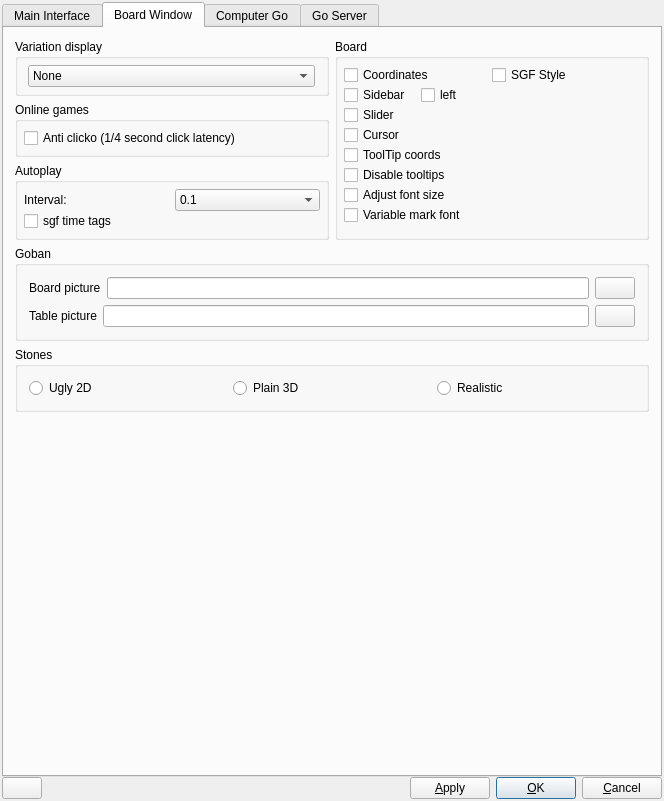
bernds/q5Go, file src/preferences_gui.ui: the form before one commit.
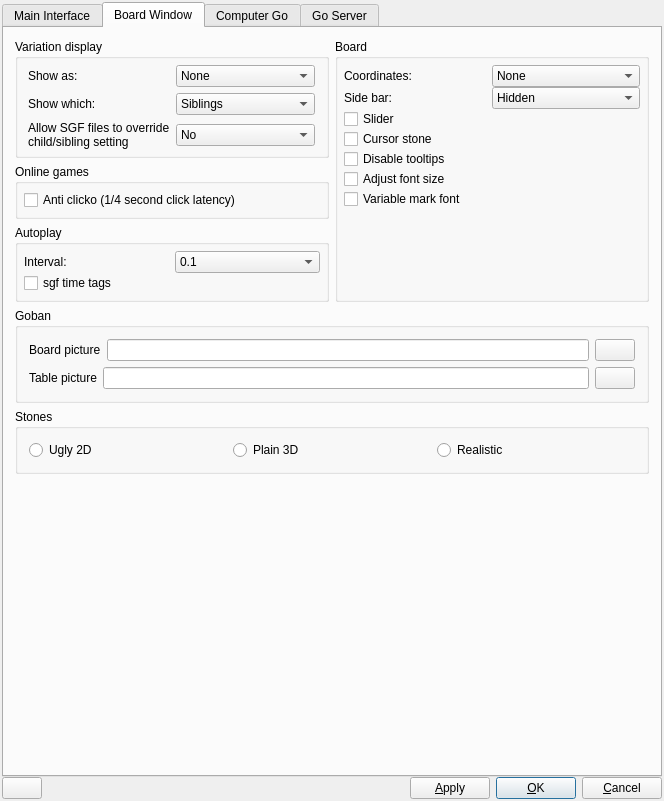
The form after the commit. The open tabs and pages were chosen to show the change. Icons and pictures are not drawn.

Commit message:
Sort out board settings, mostly regarding variation display
Instead of the "small stones" option which didn't work, we now allow
letters as variation markers.  Together with the option to mark children or
siblings, that means we can really get rid of the mark brothers/mark sons
menu items.

Make the preferences dialog a little less confusing by using combo boxes in
more places instead of a series of checkboxes.

Allow the user to specify how to handle the SGF ST (style) property which
controls variation display.

Diff of the .ui file:
```diff
--- a/src/preferences_gui.ui
+++ b/src/preferences_gui.ui
@@ -976,36 +976,6 @@
           <property name="spacing">
            <number>0</number>
           </property>
-          <item row="0" column="0">
-           <widget class="QCheckBox" name="coordsCheckBox">
-            <property name="toolTip">
-             <string>Show board coordinates</string>
-            </property>
-            <property name="whatsThis">
-             <string>Show board coordinates
-
-Toggles if the board coordinates are shown.</string>
-            </property>
-            <property name="text">
-             <string>Coordinates</string>
-            </property>
-           </widget>
-          </item>
-          <item row="0" column="1">
-           <widget class="QCheckBox" name="sgfCoordsCheckBox">
-            <property name="toolTip">
-             <string>Show SGF board coordinates</string>
-            </property>
-            <property name="whatsThis">
-             <string>Show SGF board coordinates
-										
-Toggles if SGF style board coordinates are shown.</string>
-            </property>
-            <property name="text">
-             <string>SGF Style</string>
-            </property>
-           </widget>
-          </item>
           <item row="2" column="0">
            <widget class="QCheckBox" name="sliderCheckBox">
             <property name="toolTip">
@@ -1032,26 +1002,11 @@
 Have a ghost stone showing the current position of the mouse pointer on the board?</string>
             </property>
             <property name="text">
-             <string>Cursor</string>
+             <string>Cursor stone</string>
             </property>
            </widget>
           </item>
-          <item row="4" column="0">
-           <widget class="QCheckBox" name="toolTipCoordsCheckBox">
-            <property name="toolTip">
-             <string>Show coordinates as ToolTip</string>
-            </property>
-            <property name="whatsThis">
-             <string>Show coordinates as ToolTip
-
-When the mouse hovers over a point on the board, show a tooltip with the current coordinate.</string>
-            </property>
-            <property name="text">
-             <string>ToolTip coords</string>
-            </property>
-           </widget>
-          </item>
-          <item row="7" column="0">
+          <item row="6" column="0">
            <widget class="QCheckBox" name="variableFontCheckBox">
             <property name="toolTip">
              <string>Variable font size for marks</string>
@@ -1066,7 +1021,7 @@
             </property>
            </widget>
           </item>
-          <item row="5" column="0">
+          <item row="4" column="0">
            <widget class="QCheckBox" name="tooltipsCheckBox">
             <property name="toolTip">
              <string>Disable Tool Tips</string>
@@ -1081,7 +1036,7 @@
             </property>
            </widget>
           </item>
-          <item row="6" column="0">
+          <item row="5" column="0">
            <widget class="QCheckBox" name="adjustFontSizeCheckBox">
             <property name="toolTip">
              <string>Adjust font size for text and number labels</string>
@@ -1097,54 +1052,70 @@
             </property>
            </widget>
           </item>
+          <item row="0" column="1">
+           <widget class="QComboBox" name="coordsComboBox">
+            <item>
+             <property name="text">
+              <string>None</string>
+             </property>
+            </item>
+            <item>
+             <property name="text">
+              <string>Standard</string>
+             </property>
+            </item>
+            <item>
+             <property name="text">
+              <string>SGF style</string>
+             </property>
+            </item>
+           </widget>
+          </item>
           <item row="1" column="0">
-           <layout class="QHBoxLayout">
-            <property name="spacing">
-             <number>6</number>
+           <widget class="QLabel" name="label_4">
+            <property name="text">
+             <string>Side bar:</string>
             </property>
-            <property name="leftMargin">
-             <number>0</number>
-            </property>
-            <property name="topMargin">
-             <number>0</number>
-            </property>
-            <property name="rightMargin">
-             <number>0</number>
-            </property>
-            <property name="bottomMargin">
-             <number>0</number>
-            </property>
+           </widget>
+          </item>
+          <item row="1" column="1">
+           <widget class="QComboBox" name="sidebarComboBox">
             <item>
-             <widget class="QCheckBox" name="sidebarCheckBox">
-              <property name="toolTip">
-               <string>Show sidebar</string>
-              </property>
-              <property name="whatsThis">
-               <string>Show sidebar
-
-Enables or disables the navigation and tool sidebar.</string>
-              </property>
-              <property name="text">
-               <string>Sidebar</string>
-              </property>
-             </widget>
+             <property name="text">
+              <string>Hidden</string>
+             </property>
             </item>
             <item>
-             <widget class="QCheckBox" name="sidebarLeftCheckBox">
-              <property name="toolTip">
-               <string>Show sidebar on the left</string>
-              </property>
-              <property name="whatsThis">
-               <string>Show sidebar on the left
-
-Swaps sidebar and board, thus board is on the left and sidbar is on the right.</string>
-              </property>
-              <property name="text">
-               <string>left</string>
-              </property>
-             </widget>
+             <property name="text">
+              <string>Left</string>
+             </property>
             </item>
-           </layout>
+            <item>
+             <property name="text">
+              <string>Right</string>
+             </property>
+            </item>
+           </widget>
+          </item>
+          <item row="0" column="0">
+           <widget class="QLabel" name="label_3">
+            <property name="text">
+             <string>Coordinates:</string>
+            </property>
+           </widget>
+          </item>
+          <item row="7" column="0">
+           <spacer name="verticalSpacer_13">
+            <property name="orientation">
+             <enum>Qt::Vertical</enum>
+            </property>
+            <property name="sizeHint" stdset="0">
+             <size>
+              <width>20</width>
+              <height>40</height>
+             </size>
+            </property>
+           </spacer>
           </item>
          </layout>
         </widget>
@@ -1468,7 +1439,15 @@
             <property name="spacing">
              <number>6</number>
             </property>
-            <item row="0" column="0">
+            <item row="2" column="0">
+             <widget class="QLabel" name="label_5">
+              <property name="text">
+               <string>Allow SGF files to override
+child/sibling setting</string>
+              </property>
+             </widget>
+            </item>
+            <item row="0" column="1">
              <widget class="QComboBox" name="variationComboBox">
               <property name="focusPolicy">
                <enum>Qt::TabFocus</enum>
@@ -1485,7 +1464,54 @@
               </item>
               <item>
                <property name="text">
-                <string>Small stones</string>
+                <string>Letters</string>
+               </property>
+              </item>
+             </widget>
+            </item>
+            <item row="0" column="0">
+             <widget class="QLabel" name="label">
+              <property name="text">
+               <string>Show as:</string>
+              </property>
+             </widget>
+            </item>
+            <item row="2" column="1">
+             <widget class="QComboBox" name="varSGFStyleComboBox">
+              <item>
+               <property name="text">
+                <string>No</string>
+               </property>
+              </item>
+              <item>
+               <property name="text">
+                <string>Yes</string>
+               </property>
+              </item>
+              <item>
+               <property name="text">
+                <string>Ask</string>
+               </property>
+              </item>
+             </widget>
+            </item>
+            <item row="1" column="0">
+             <widget class="QLabel" name="label_2">
+              <property name="text">
+               <string>Show which:</string>
+              </property>
+             </widget>
+            </item>
+            <item row="1" column="1">
+             <widget class="QComboBox" name="varChildrenComboBox">
+              <item>
+               <property name="text">
+                <string>Siblings</string>
+               </property>
+              </item>
+              <item>
+               <property name="text">
+                <string>Children</string>
                </property>
               </item>
              </widget>
```
Left out of the diff: 2 changed lines with no effect on the pictures. The commit also changes 12 other files.
